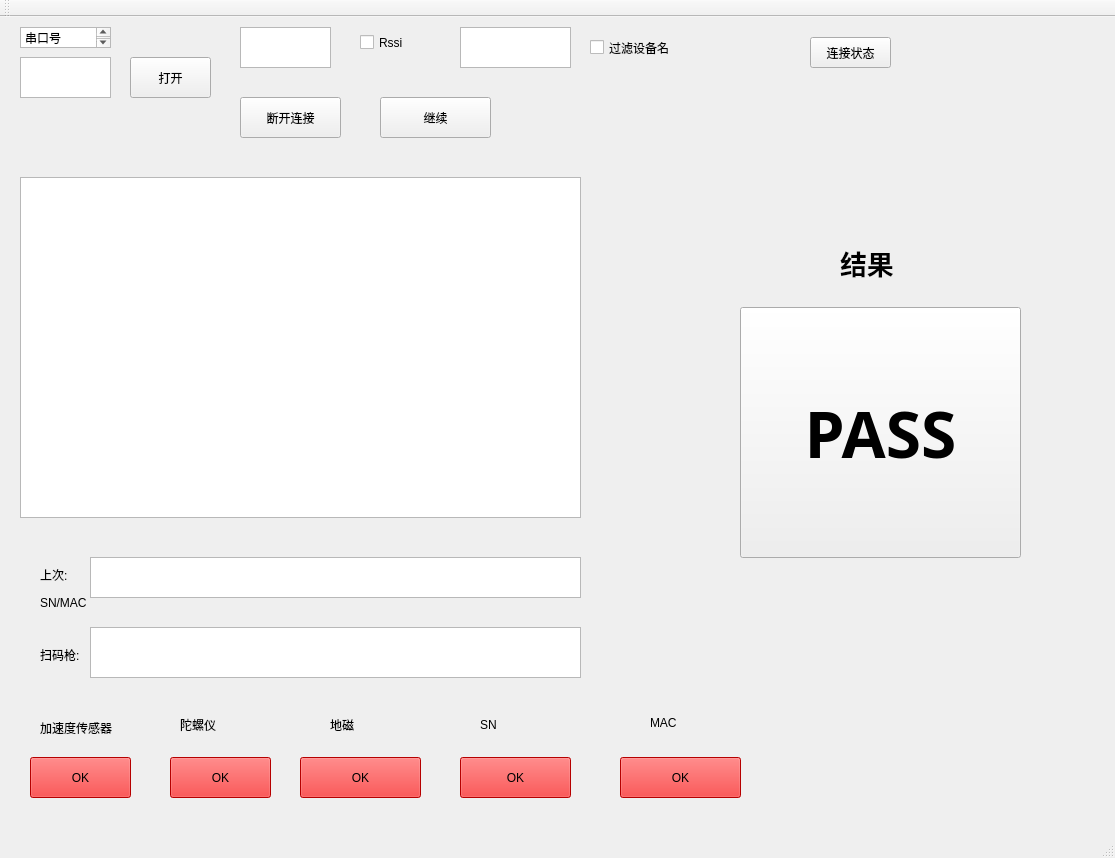
Above: mainwindow.ui from wangzhibinjunhua/py_work before the change. Below: the same form after it.
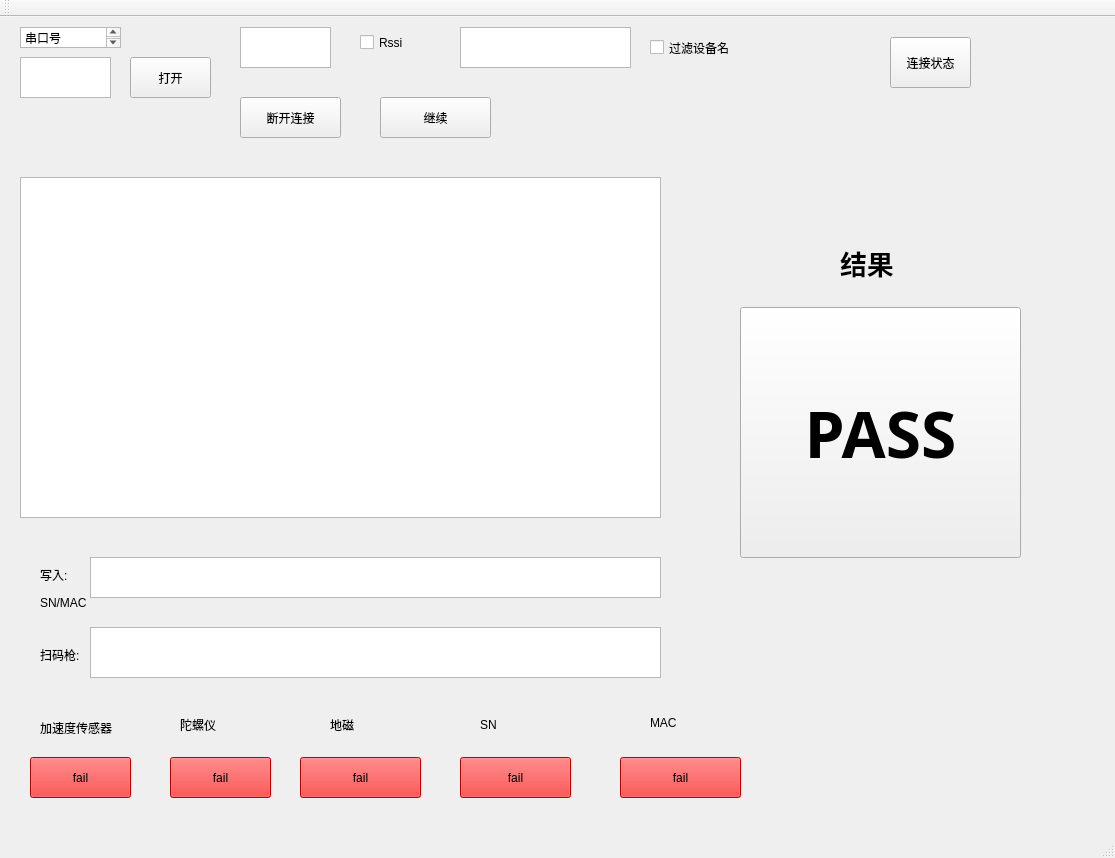
That is the form after the change.

What changed in the file:
```diff
--- a/mainwindow.ui
+++ b/mainwindow.ui
@@ -68,7 +68,7 @@
      <rect>
       <x>460</x>
       <y>10</y>
-      <width>111</width>
+      <width>171</width>
       <height>41</height>
      </rect>
     </property>
@@ -76,7 +76,7 @@
    <widget class="QCheckBox" name="cb_devname">
     <property name="geometry">
      <rect>
-      <x>590</x>
+      <x>650</x>
       <y>20</y>
       <width>91</width>
       <height>21</height>
@@ -89,10 +89,10 @@
    <widget class="QPushButton" name="btn_conn_state">
     <property name="geometry">
      <rect>
-      <x>810</x>
+      <x>890</x>
       <y>20</y>
       <width>81</width>
-      <height>31</height>
+      <height>51</height>
      </rect>
     </property>
     <property name="text">
@@ -130,7 +130,7 @@
      <rect>
       <x>20</x>
       <y>160</y>
-      <width>561</width>
+      <width>641</width>
       <height>341</height>
      </rect>
     </property>
@@ -148,7 +148,7 @@
      <string notr="true">background-color: rgb(255, 0, 0);</string>
     </property>
     <property name="text">
-     <string>OK</string>
+     <string>fail</string>
     </property>
    </widget>
    <widget class="QPushButton" name="btn_gyr">
@@ -164,7 +164,7 @@
      <string notr="true">background-color: rgb(255, 0, 0);</string>
     </property>
     <property name="text">
-     <string>OK</string>
+     <string>fail</string>
     </property>
    </widget>
    <widget class="QPushButton" name="btn_cps">
@@ -180,7 +180,7 @@
      <string notr="true">background-color: rgb(255, 0, 0);</string>
     </property>
     <property name="text">
-     <string>OK</string>
+     <string>fail</string>
     </property>
    </widget>
    <widget class="QPushButton" name="btn_sn">
@@ -196,7 +196,7 @@
      <string notr="true">background-color: rgb(255, 0, 0);</string>
     </property>
     <property name="text">
-     <string>OK</string>
+     <string>fail</string>
     </property>
    </widget>
    <widget class="QPushButton" name="btn_mac">
@@ -212,7 +212,7 @@
      <string notr="true">background-color: rgb(255, 0, 0);</string>
     </property>
     <property name="text">
-     <string>OK</string>
+     <string>fail</string>
     </property>
    </widget>
    <widget class="QTextEdit" name="et_snmac">
@@ -220,7 +220,7 @@
      <rect>
       <x>90</x>
       <y>610</y>
-      <width>491</width>
+      <width>571</width>
       <height>51</height>
      </rect>
     </property>
@@ -230,7 +230,7 @@
      <rect>
       <x>20</x>
       <y>10</y>
-      <width>91</width>
+      <width>101</width>
       <height>21</height>
      </rect>
     </property>
@@ -325,7 +325,7 @@
      <rect>
       <x>90</x>
       <y>540</y>
-      <width>491</width>
+      <width>571</width>
       <height>41</height>
      </rect>
     </property>
@@ -340,7 +340,7 @@
      </rect>
     </property>
     <property name="text">
-     <string>上次:</string>
+     <string>写入:</string>
     </property>
    </widget>
    <widget class="QLabel" name="label_8">
```
